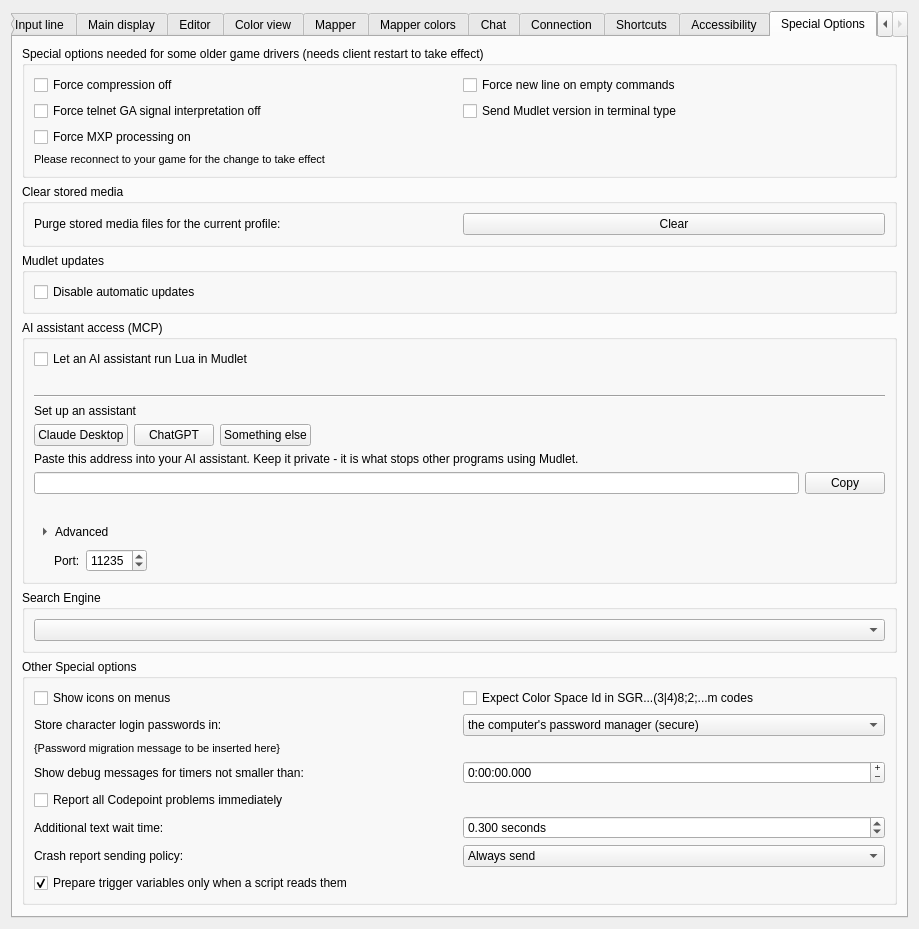
Above: src/ui/profile_preferences.ui from Mudlet/Mudlet before the change. Below: the same form after it.
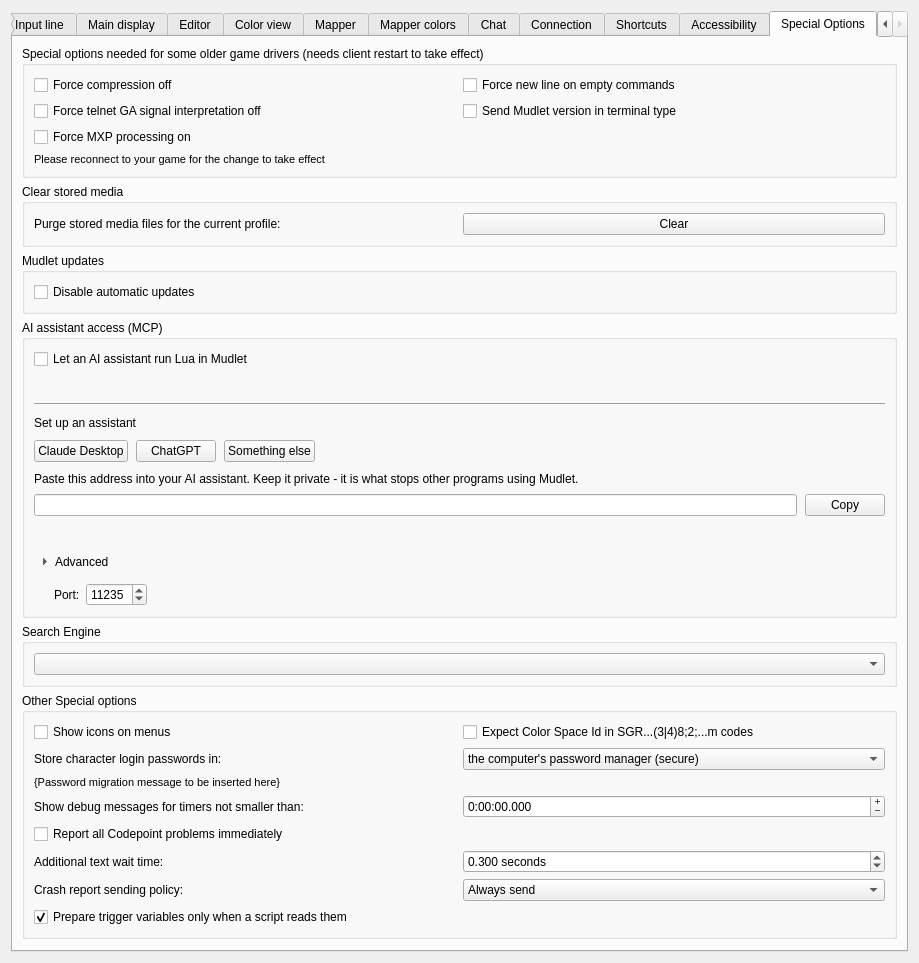
That is the form after the change. The open tabs and pages were chosen to show the change. Icons and pictures are not drawn. Custom widgets are drawn as their Qt base class.

Commit message:
Space out the AI assistant setup buttons
The connect buttons touched, and an empty result line held a gap open
beneath them.

```diff
--- a/src/ui/profile_preferences.ui
+++ b/src/ui/profile_preferences.ui
@@ -4916,6 +4916,9 @@
           <string extracomment="Title of the Preferences group of settings for letting an AI assistant control Mudlet. MCP is the name of the Model Context Protocol standard, leave it as-is.">AI assistant access (MCP)</string>
          </property>
          <layout class="QGridLayout" name="gridLayout_groupBox_mcpServer">
+          <property name="verticalSpacing">
+           <number>10</number>
+          </property>
           <item row="0" column="0">
            <widget class="QCheckBox" name="checkBox_enableMCPServer">
             <property name="toolTip">
@@ -4961,6 +4964,9 @@
           </item>
           <item row="4" column="0">
            <layout class="QHBoxLayout" name="hLayout_mcpServerButtons">
+            <property name="spacing">
+             <number>8</number>
+            </property>
             <item>
              <widget class="QPushButton" name="pushButton_connectClaudeDesktop">
               <property name="toolTip">
@@ -5024,6 +5030,9 @@
              <bool>false</bool>
             </property>
             <layout class="QVBoxLayout" name="vLayout_mcpManualConnect">
+             <property name="spacing">
+              <number>8</number>
+             </property>
              <property name="leftMargin">
               <number>0</number>
              </property>
@@ -5048,6 +5057,9 @@
              </item>
              <item>
               <layout class="QHBoxLayout" name="hLayout_mcpManualConnect">
+               <property name="spacing">
+                <number>8</number>
+               </property>
                <item>
                 <widget class="QLineEdit" name="lineEdit_mcpServerAddress">
                  <property name="readOnly">
```
Left out of the diff: 3 changed lines with no effect on the pictures. The commit also changes 2 other files.
